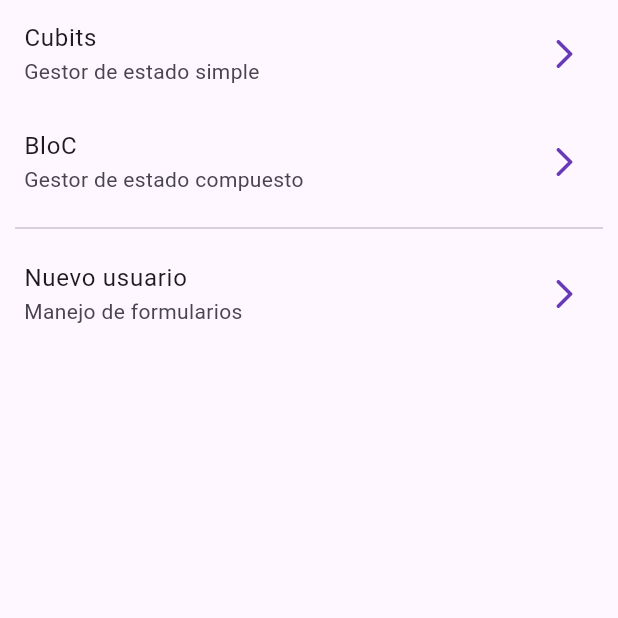
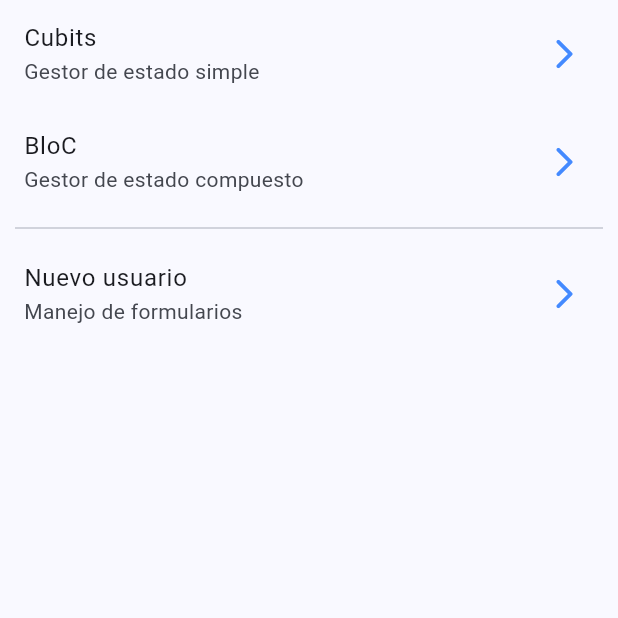
Before and after one commit to juanmarsilva/form_app, a Flutter app: the screen it shows after launch, on a phone screen of 412 x 824 dp, the top half of it. Run offline on Flutter 3.47's test engine with Material 3 defaults, Android fonts, the phone set to English and light mode, and no system bars; our stand-ins replace equatable, flutter_bloc, go_router.

Commit message:
md change seed color

```diff
--- a/lib/config/theme/app_theme.dart
+++ b/lib/config/theme/app_theme.dart
@@ -5,7 +5,7 @@ import 'package:flutter/material.dart';
 class AppTheme {
 
     ThemeData getTheme() {
-        const seedColor = Colors.deepPurple;
+        const seedColor = Colors.blueAccent;
 
         return ThemeData(
             useMaterial3: true,
```
